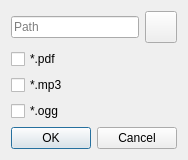
First picture: the form in src/Dialogs/addfilestoindexdialog.ui, repository pasbi/CAN, before the edit.
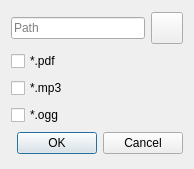
Second picture: the form after the edit. Icons and pictures are not drawn.

Diff of the .ui file:
```diff
--- a/src/Dialogs/addfilestoindexdialog.ui
+++ b/src/Dialogs/addfilestoindexdialog.ui
@@ -6,8 +6,8 @@
    <rect>
     <x>0</x>
     <y>0</y>
-    <width>174</width>
-    <height>150</height>
+    <width>194</width>
+    <height>169</height>
    </rect>
   </property>
   <property name="windowTitle">
```
Left out of the diff: 8 changed lines with no effect on the pictures.
